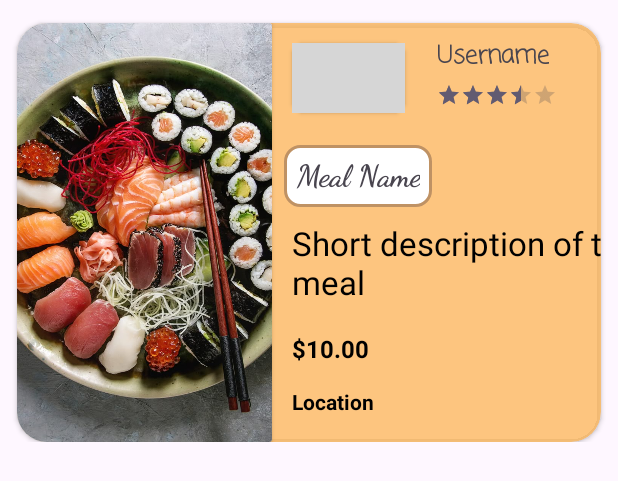
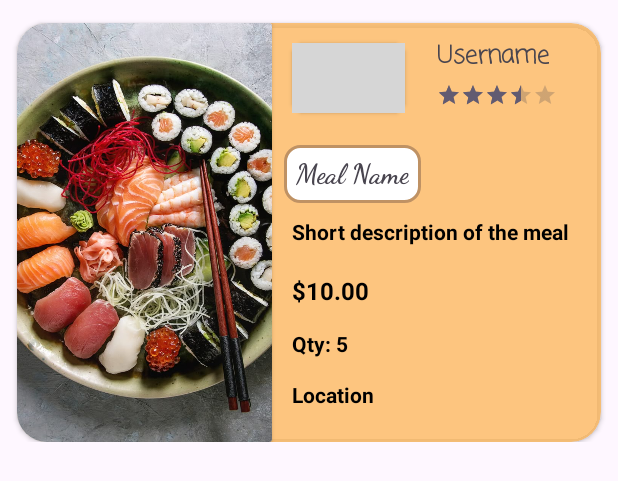
Before and after one commit to AbdulrahmanZaatari/Soufra-Share, an Android app: the layout item_meal.xml on its own in the app's theme, with its tools: preview values and no code run, on a phone screen of 412 x 824 dp. Shown: the top 481 px of the screen. Run offline under Robolectric (Android 15) with nearby library versions, the phone set to English and light mode, and no system bars; grey boxes are pictures that could not be loaded.

Commit message:
Added qty

```diff
--- a/app/src/main/java/com/example/project/MealAdapter.java
+++ b/app/src/main/java/com/example/project/MealAdapter.java
@@ -41,6 +41,7 @@ public class MealAdapter extends RecyclerView.Adapter<MealAdapter.MealViewHolder
         holder.mealPriceText.setText("$" + String.format("%.2f", currentMeal.getPrice()));
         holder.mealLocationText.setText("Location: " + currentMeal.getLocation());
         holder.mealDeliveryOptionText.setText("Delivery: " + (currentMeal.getDeliveryOption() == 1 ? "Yes" : "No"));
+        holder.mealQuantityText.setText("Qty: " + currentMeal.getQuantity()); // Set the quantity
 
         // Placeholder for image loading
         holder.mealImageView.setImageResource(R.drawable.sushi);
@@ -79,6 +80,7 @@ public class MealAdapter extends RecyclerView.Adapter<MealAdapter.MealViewHolder
         public TextView mealLocationText;
         public TextView mealDeliveryOptionText;
         public ImageView mealImageView; // Add ImageView for the meal
+        public TextView mealQuantityText; // Add TextView for quantity
 
         public MealViewHolder(@NonNull View itemView) {
             super(itemView);
@@ -91,6 +93,7 @@ public class MealAdapter extends RecyclerView.Adapter<MealAdapter.MealViewHolder
             mealLocationText = itemView.findViewById(R.id.meal_location_text);
             mealDeliveryOptionText = itemView.findViewById(R.id.meal_delivery_option_text);
             mealImageView = itemView.findViewById(R.id.meal_image); // Assuming you have an ImageView with this ID in your item_meal.xml
+            mealQuantityText = itemView.findViewById(R.id.meal_quantity_text); // Initialize the quantity TextView
         }
     }
 }
--- a/app/src/main/res/layout/item_meal.xml
+++ b/app/src/main/res/layout/item_meal.xml
@@ -108,7 +108,7 @@
                     android:gravity="center"
                     android:padding="8dp"
                     android:text="Meal Name"
-                    android:textSize="20sp"
+                    android:textSize="18sp"
 
                     android:textStyle="bold" />
 
@@ -120,7 +120,8 @@
                     android:layout_marginTop="4dp"
                     android:fontFamily="Poppins SemiBold"
                     android:maxLines="2"
-                    android:textSize="22sp"
+                    android:textSize="14sp"
+                    android:textStyle="bold"
                     android:textColor="@color/black"
                     android:padding="5dp"
                     android:text="Short description of the meal" />
@@ -136,8 +137,19 @@
                     android:textStyle="bold"
                     android:textColor="@color/black"
                     android:text="$10.00"
-                    android:textSize="16sp"
-                     />
+                    android:textSize="16sp" />
+
+                <TextView
+                    android:id="@+id/meal_quantity_text"
+                    android:layout_width="wrap_content"
+                    android:layout_height="wrap_content"
+                    android:layout_marginStart="8dp"
+                    android:layout_marginTop="4dp"
+                    android:fontFamily="Poppins SemiBold"
+                    android:padding="5dp"
+                    android:textStyle="bold"
+                    android:textColor="@color/black"
+                    android:text="Qty: 5" android:textSize="14sp" />
 
                 <TextView
                     android:id="@+id/meal_location_text"
@@ -150,8 +162,7 @@
                     android:textStyle="bold"
                     android:textColor="@color/black"
                     android:text="Location"
-                    android:textSize="14sp"
-                    />
+                    android:textSize="14sp" />
 
                 <TextView
                     android:id="@+id/meal_delivery_option_text"
```
